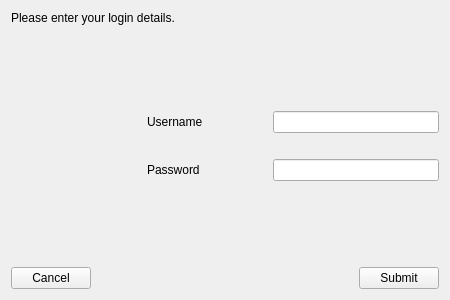
Above: openfortigui/vpnlogin.ui from theinvisible/openfortigui before the change. Below: the same form after it.
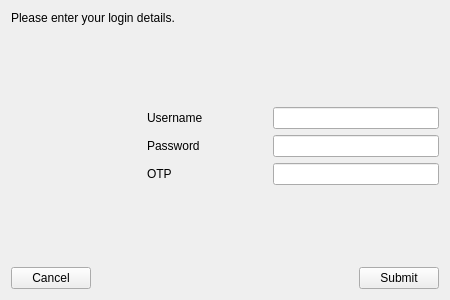
That is the form after the change. Icons and pictures are not drawn.

The edit to the form file:
```diff
--- a/openfortigui/vpnlogin.ui
+++ b/openfortigui/vpnlogin.ui
@@ -77,13 +77,6 @@
         <widget class="QLineEdit" name="leUsername"/>
        </item>
        <item row="1" column="0">
-        <widget class="QLabel" name="label_4">
-         <property name="text">
-          <string/>
-         </property>
-        </widget>
-       </item>
-       <item row="2" column="0">
         <widget class="QLabel" name="label_5">
          <property name="minimumSize">
           <size>
@@ -96,13 +89,23 @@
          </property>
         </widget>
        </item>
-       <item row="2" column="1">
+       <item row="1" column="1">
         <widget class="QLineEdit" name="lePassword">
          <property name="echoMode">
           <enum>QLineEdit::Password</enum>
          </property>
         </widget>
        </item>
+       <item row="4" column="0">
+        <widget class="QLabel" name="label_6">
+         <property name="text">
+          <string>OTP</string>
+         </property>
+        </widget>
+       </item>
+       <item row="4" column="1">
+        <widget class="QLineEdit" name="leOTP"/>
+       </item>
       </layout>
      </item>
     </layout>
```
